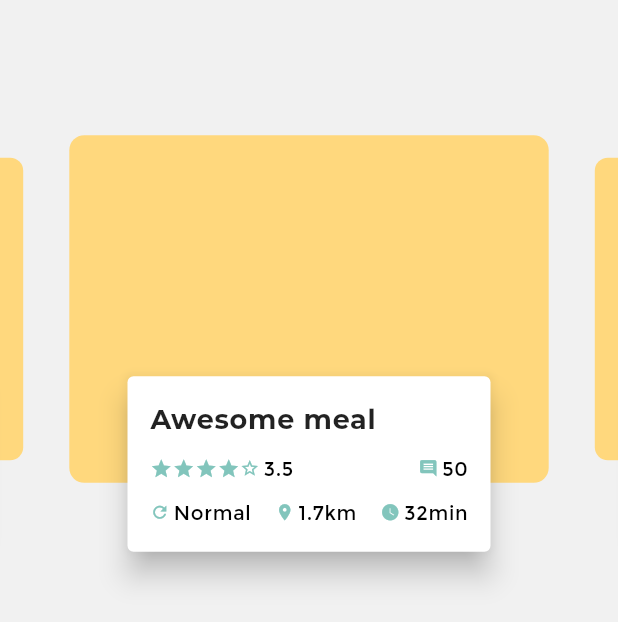
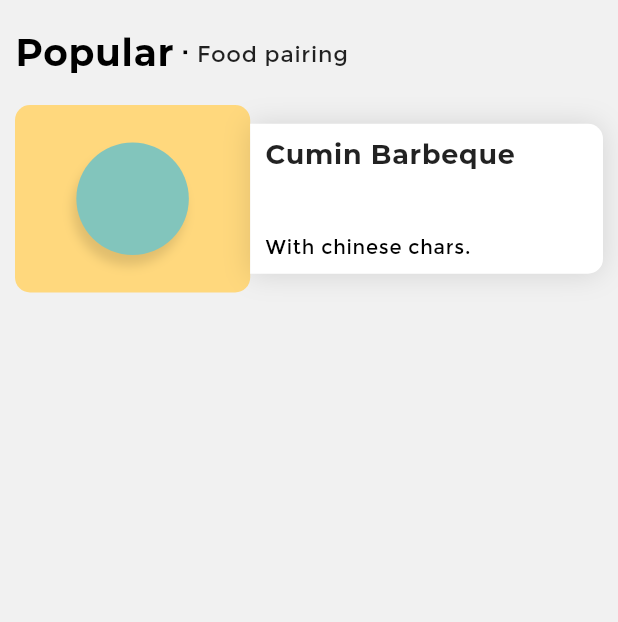
Before and after one commit to margaiwangara/flutter-layouting, a Flutter app: the screen it shows after launch, on a phone screen of 412 x 824 dp. Shown: the top 622 px of the screen. Run offline on Flutter 3.47's test engine with Material 2 defaults, Android fonts, the phone set to English and light mode, and no system bars; drawn by our look-alikes of carousel_slider; our stand-ins replace wakelock.

Commit message:
designed items display list, added left and right columns

```diff
--- a/lib/config/theme.dart
+++ b/lib/config/theme.dart
@@ -5,6 +5,13 @@ ThemeData appTheme = ThemeData(
     accentColor: Color(0xFF82C5BC),
     fontFamily: 'Montserrat',
     textTheme: TextTheme(
+      display1: TextStyle(
+          fontSize: 25.0,
+          fontWeight: FontWeight.w700,
+          letterSpacing: 0.5,
+          color: Colors.black),
+      body1: TextStyle(
+          fontSize: 15.0, fontWeight: FontWeight.w300, letterSpacing: 0.5),
       headline: TextStyle(
           fontSize: 25.0,
           fontWeight: FontWeight.w700,
--- /dev/null
+++ b/lib/food_app_body.dart
@@ -0,0 +1,129 @@
+import 'package:flutter/material.dart';
+
+class FoodAppBody extends StatelessWidget {
+  @override
+  Widget build(BuildContext context) {
+    return ListView(
+      children: <Widget>[
+        Container(
+          width: MediaQuery.of(context).size.width,
+          constraints:
+              BoxConstraints(minHeight: MediaQuery.of(context).size.height),
+          padding: const EdgeInsets.only(
+              top: 20.0, bottom: 10.0, left: 10.0, right: 10.0),
+          child: Column(
+            crossAxisAlignment: CrossAxisAlignment.start,
+            mainAxisSize: MainAxisSize.max,
+            children: <Widget>[
+              Row(
+                mainAxisAlignment: MainAxisAlignment.start,
+                children: <Widget>[
+                  Text('Popular',
+                      textDirection: TextDirection.ltr,
+                      style: Theme.of(context).textTheme.display1),
+                  SizedBox(
+                    width: 5.0,
+                  ),
+                  Icon(
+                    Icons.stop,
+                    size: 5,
+                    color: Colors.black,
+                  ),
+                  SizedBox(
+                    width: 5.0,
+                  ),
+                  Text(
+                    'Food pairing',
+                    textDirection: TextDirection.ltr,
+                    style: Theme.of(context).textTheme.body1,
+                  )
+                ],
+              ),
+              SizedBox(
+                height: 20.0,
+              ),
+              Row(
+                children: <Widget>[
+                  Expanded(
+                      flex: 2,
+                      child: Container(
+                        width: 125.0,
+                        height: 125.0,
+                        decoration: BoxDecoration(
+                            borderRadius: BorderRadius.circular(10.0),
+                            color: Theme.of(context).primaryColor),
+                        child: Center(
+                          child: SizedBox(
+                            height: 75.0,
+                            width: 75.0,
+                            child: Container(
+                              decoration: BoxDecoration(
+                                  shape: BoxShape.circle,
+                                  // border: Border.all(color: Theme.of(context).primaryColor),
+                                  color: Theme.of(context).accentColor,
+                                  boxShadow: [
+                                    BoxShadow(
+                                        color: Colors.black12,
+                                        offset: new Offset(-2.5, 7),
+                                        blurRadius: 5.0)
+                                  ]),
+                            ),
+                          ),
+                        ),
+                      )),
+                  Expanded(
+                      flex: 3,
+                      child: Container(
+                        height: 100.0,
+                        padding: const EdgeInsets.symmetric(
+                            vertical: 10.0, horizontal: 10.0),
+                        decoration: BoxDecoration(
+                            color: Colors.white,
+                            borderRadius: BorderRadius.only(
+                                topRight: Radius.circular(10.0),
+                                bottomRight: Radius.circular(10.0)),
+                            boxShadow: [
+                              BoxShadow(
+                                  color: Colors.black12,
+                                  offset: new Offset(0, 0.75),
+                                  blurRadius: 15)
+                            ]),
+                        child: Column(
+                          crossAxisAlignment: CrossAxisAlignment.start,
+                          mainAxisAlignment: MainAxisAlignment.spaceBetween,
+                          children: <Widget>[
+                            Text(
+                              'Cumin Barbeque',
+                              textDirection: TextDirection.ltr,
+                              style: Theme.of(context).textTheme.title,
+                            ),
+                            Text(
+                              'With chinese chars.',
+                              textDirection: TextDirection.ltr,
+                              style: Theme.of(context).textTheme.subtitle,
+                              softWrap: true,
+                            ),
+                            // Row(
+                            //   mainAxisAlignment: MainAxisAlignment.spaceBetween,
+                            //   children: <Widget>[
+                            //     Container(
+                            //       child: Row(
+                            //         children: <Widget>[
+                            //           Icon(Icons.)
+                            //         ],
+                            //       ),
+                            //     )
+                            //   ],
+                            // )
+                          ],
+                        ),
+                      ))
+                ],
+              )
+            ],
+          ),
+        )
+      ],
+    );
+  }
+}
--- a/lib/main.dart
+++ b/lib/main.dart
@@ -7,7 +7,8 @@ import 'config/theme.dart';
 // import 'layouts.dart';
 // import 'routing.dart';
 // import 'food_app.dart';
-import 'food_app_hero.dart';
+// import 'food_app_hero.dart';
+import 'food_app_body.dart';
 
 void main() => runApp(AppContainer());
 
@@ -54,7 +55,7 @@ class AppContainer extends StatelessWidget {
       theme: appTheme,
       home: Scaffold(
         backgroundColor: Color(0xFFF1F1F1),
-        body: FoodAppHero(),
+        body: FoodAppBody(),
       ),
     );
   }
```
